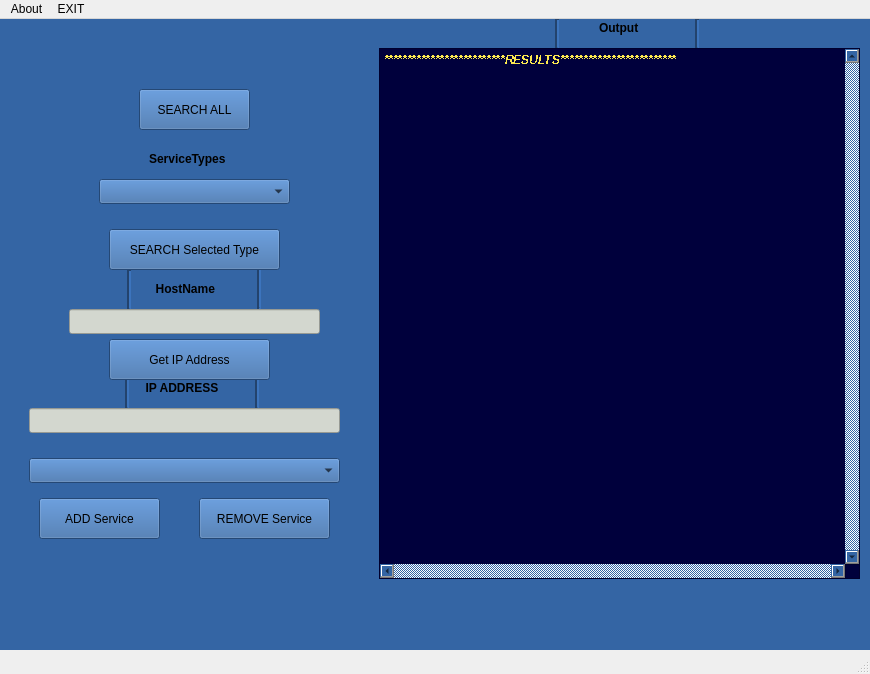
First picture: the form in Project/UserInterface.ui, repository andreigaina/RC_P, before the edit.
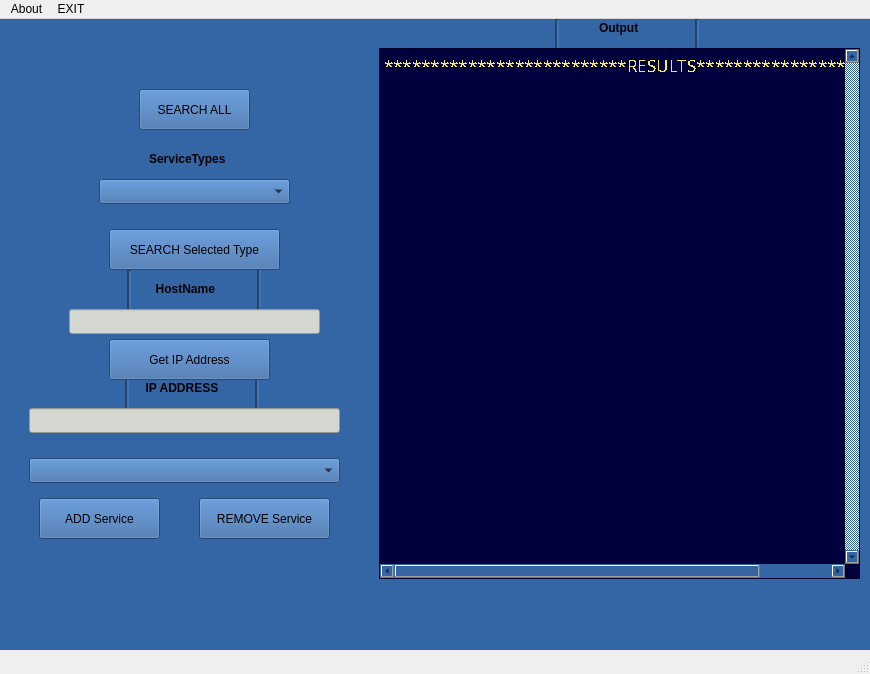
Second picture: the form after the edit.

Diff of the .ui file:
```diff
--- a/Project/UserInterface.ui
+++ b/Project/UserInterface.ui
@@ -64,9 +64,11 @@
      </property>
      <property name="font">
       <font>
-       <weight>75</weight>
-       <italic>true</italic>
-       <bold>true</bold>
+       <family>Sans</family>
+       <pointsize>13</pointsize>
+       <weight>50</weight>
+       <italic>false</italic>
+       <bold>false</bold>
        <underline>false</underline>
        <strikeout>false</strikeout>
        <stylestrategy>NoAntialias</stylestrategy>
```
